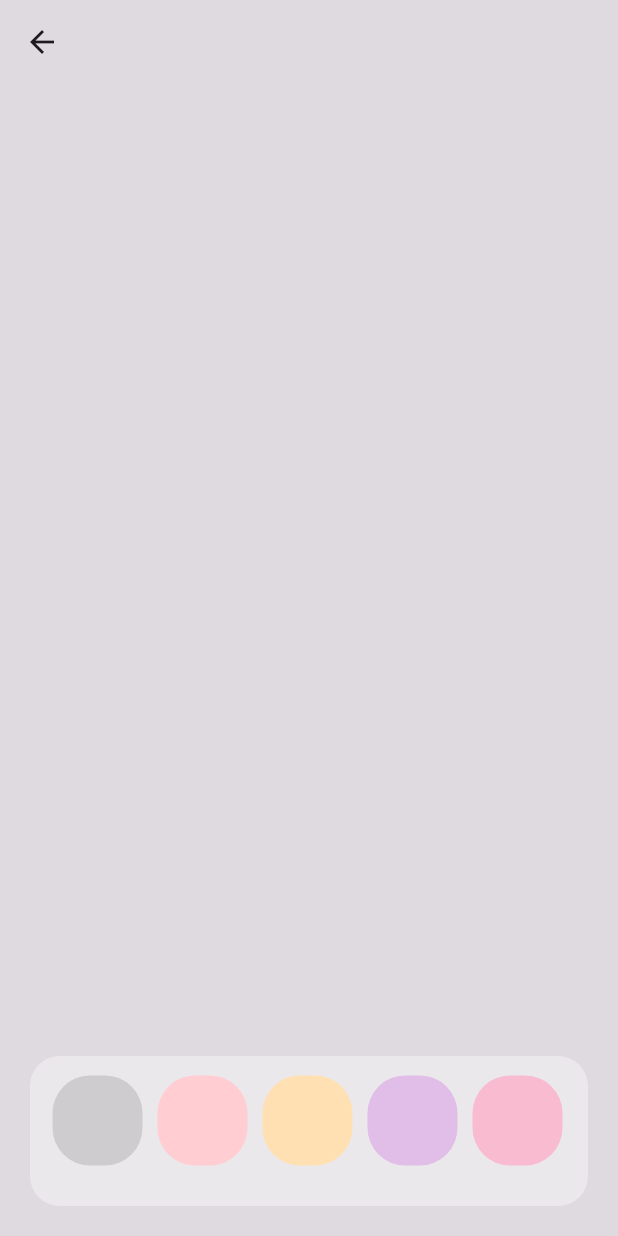
After one commit to SanaAltarabishi/animation, a Flutter app: the BeautifulFlutterEffect screen opened directly, on a phone screen of 412 x 824 dp. The commit adds this screen. Run offline on Flutter 3.47's test engine with Material 3 defaults, Android fonts, the phone set to English and light mode, and no system bars.

Commit message:
change colors background when hover mouse

```diff
--- a/lib/button_animation.dart
+++ b/lib/button_animation.dart
@@ -21,8 +21,7 @@ class ButtonLinearAnimation extends StatelessWidget {
                 ),
               ),
             ),
-
-             MyButtonWidget(
+            MyButtonWidget(
               color: Colors.black,
               child: Text(
                 "Click",
--- a/lib/error_page.dart
+++ b/lib/error_page.dart
@@ -1,4 +1,6 @@
+import 'package:custom_transition/hover_effect.dart';
 import 'package:flutter/material.dart';
+import 'package:provider/provider.dart';
 
 class Flutter404Animation extends StatefulWidget {
   const Flutter404Animation({super.key});
@@ -40,8 +42,11 @@ class _Flutter404AnimationState extends State<Flutter404Animation>
   Widget build(BuildContext context) {
     double height = MediaQuery.sizeOf(context).height;
     return Scaffold(
-      backgroundColor: const Color.fromARGB(255, 116, 46, 128),
-      appBar: AppBar(),
+      backgroundColor:context.watch<ColorPaletteState>().selectedColor.color,
+      // const Color.fromARGB(255, 116, 46, 128),
+      appBar: AppBar(
+        backgroundColor: const Color.fromARGB(255, 116, 46, 128),
+      ),
       body: Stack(
         children: [
           Positioned(
@@ -55,7 +60,7 @@ class _Flutter404AnimationState extends State<Flutter404Animation>
               ),
               builder: (context, child) {
                 return Transform.rotate(
-                  angle:- _animationController.value,
+                  angle: -_animationController.value,
                   alignment: Alignment.bottomCenter,
                   child: child,
                 );
--- /dev/null
+++ b/lib/hover_effect.dart
@@ -0,0 +1,225 @@
+// ignore_for_file: public_member_api_docs, sort_constructors_first
+import 'package:flutter/material.dart';
+import 'package:provider/provider.dart';
+
+class BeautifulFlutterEffect extends StatefulWidget {
+  const BeautifulFlutterEffect({super.key});
+
+  @override
+  State<BeautifulFlutterEffect> createState() => _BeautifulFlutterEffectState();
+}
+
+class _BeautifulFlutterEffectState extends State<BeautifulFlutterEffect> {
+  @override
+  Widget build(BuildContext context) {
+    Size size = MediaQuery.sizeOf(context);
+    final paletteState = Provider.of<ColorPaletteState>(context);
+    return Scaffold(
+      appBar: AppBar(
+        backgroundColor: paletteState.selectedColor.color,
+      ),
+      body: Container(
+        height: size.height,
+        color: paletteState.selectedColor.color,
+        child: Align(
+          alignment: Alignment.bottomCenter,
+          child: Container(
+            padding: const EdgeInsets.all(10),
+            margin: const EdgeInsets.all(20),
+            height: 100,
+            decoration: BoxDecoration(
+              borderRadius: BorderRadius.circular(20),
+              color: Colors.white38,
+            ),
+            child: OverflowBox(
+              maxHeight: 160,
+              minHeight: 80,
+              alignment: Alignment.bottomCenter,
+              child: Stack(
+                children: [
+                  Consumer<ColorPaletteState>(
+                    builder: (context, paletteState, child) {
+                      return Align(
+                        alignment: Alignment.bottomCenter,
+                        child: SingleChildScrollView(
+                          scrollDirection: Axis.horizontal,
+                          child: Row(
+                            children:
+                                paletteState.availableColorPalette.map<Widget>(
+                              (palette) {
+                                return GestureDetector(
+                                  onTap: () {
+                                    paletteState.changeSelectedColor(palette);
+                                  },
+                                  child: MouseRegion(
+                                    onEnter: (event) {
+                                      paletteState.changeHoveredColor(palette);
+                                    },
+                                    onExit: (event) {
+                                      paletteState.changeHoveredColor(null);
+                                    },
+                                    child: SizedBox(
+                                      height: 180,
+                                      child: Column(
+                                        mainAxisAlignment:
+                                            MainAxisAlignment.end,
+                                        children: [
+                                          AnimatedContainer(
+                                            duration: const Duration(
+                                              milliseconds: 350,
+                                            ),
+                                            height: paletteState
+                                                        .hoveredColorPalette ==
+                                                    palette
+                                                ? 95
+                                                : paletteState
+                                                            .hoveredColorPalette ==
+                                                        null
+                                                    ? 60
+                                                    : (paletteState.hoveredColorPalette!
+                                                                    .index ==
+                                                                palette.index -
+                                                                    1 ||
+                                                            paletteState
+                                                                    .hoveredColorPalette!
+                                                                    .index ==
+                                                                palette.index +
+                                                                    1)
+                                                        ? 70
+                                                        : 50,
+                                            width: paletteState
+                                                        .hoveredColorPalette ==
+                                                    palette
+                                                ? 95
+                                                : paletteState
+                                                            .hoveredColorPalette ==
+                                                        null
+                                                    ? 60
+                                                    : (paletteState.hoveredColorPalette!
+                                                                    .index ==
+                                                                palette.index -
+                                                                    1 ||
+                                                            paletteState
+                                                                    .hoveredColorPalette!
+                                                                    .index ==
+                                                                palette.index +
+                                                                    1)
+                                                        ? 60
+                                                        : 50,
+                                            margin: EdgeInsets.symmetric(
+                                              horizontal: paletteState
+                                                          .hoveredColorPalette ==
+                                                      palette
+                                                  ? 15
+                                                  : 5,
+                                              vertical: 5,
+                                            ),
+                                            decoration: BoxDecoration(
+                                              borderRadius:
+                                                  BorderRadius.circular(25),
+                                              color: palette.color,
+                                              border: Border.all(
+                                                color: paletteState
+                                                            .hoveredColorPalette ==
+                                                        palette
+                                                    ? Colors.black38
+                                                    : Colors.transparent,
+                                                width: 3,
+                                              ),
+                                            ),
+                                          ),
+                                          AnimatedContainer(
+                                            duration: const Duration(
+                                              milliseconds: 350,
+                                            ),
+                                            margin: EdgeInsets.only(
+                                              top: paletteState
+                                                          .hoveredColorPalette ==
+                                                      palette
+                                                  ? 40
+                                                  : paletteState
+                                                              .hoveredColorPalette ==
+                                                          null
+                                                      ? 5
+                                                      : (paletteState.hoveredColorPalette!
+                                                                      .index ==
+                                                                  palette.index -
+                                                                      1 ||
+                                                              paletteState
+                                                                      .hoveredColorPalette!
+                                                                      .index ==
+                                                                  palette.index +
+                                                                      1)
+                                                          ? 20
+                                                          : 5,
+                                            ),
+                                            height: 7,
+                                            width: 7,
+                                            decoration: BoxDecoration(
+                                              color: paletteState
+                                                          .hoveredColorPalette ==
+                                                      palette
+                                                  ? Colors.black38
+                                                  : Colors.transparent,
+                                              borderRadius:
+                                                  BorderRadius.circular(20),
+                                            ),
+                                          ),
+                                        ],
+                                      ),
+                                    ),
+                                  ),
+                                );
+                              },
+                            ).toList(),
+                          ),
+                        ),
+                      );
+                    },
+                  ),
+                ],
+              ),
+            ),
+          ),
+        ),
+      ),
+    );
+  }
+}
+
+class ColorPalette {
+  Color color;
+  int index;
+  ColorPalette({
+    required this.color,
+    required this.index,
+  });
+}
+
+class ColorPaletteState extends ChangeNotifier {
+  ColorPalette selectedColor = ColorPalette(color: Colors.black12, index: 0);
+
+  ColorPalette? hoveredColorPalette;
+
+  List<ColorPalette> availableColorPalette = [
+    ColorPalette(color: Colors.black12, index: 0),
+    ColorPalette(color: Colors.red.shade100, index: 1),
+    ColorPalette(color: Colors.orange.shade100, index: 2),
+    ColorPalette(color: Colors.purple.shade100, index: 3),
+    ColorPalette(color: Colors.pink.shade100, index: 4),
+    ColorPalette(color: const Color.fromARGB(255, 207, 162, 162), index: 5),
+    ColorPalette(color: Colors.yellow.shade100, index: 6),
+    ColorPalette(color: Colors.green.shade100, index: 7),
+    ColorPalette(color: Colors.blueGrey.shade100, index: 8),
+  ];
+
+  void changeSelectedColor(ColorPalette palette) {
+    selectedColor = palette;
+    notifyListeners();
+  }
+
+  void changeHoveredColor(ColorPalette? palette) {
+    hoveredColorPalette = palette;
+    notifyListeners();
+  }
+}
--- a/lib/second_page.dart
+++ b/lib/second_page.dart
@@ -3,6 +3,7 @@ import 'package:custom_transition/card_hover.dart';
 import 'package:custom_transition/download_button.dart';
 import 'package:custom_transition/error_page.dart';
 import 'package:custom_transition/hero_animation.dart';
+import 'package:custom_transition/hover_effect.dart';
 import 'package:custom_transition/lamp.dart';
 import 'package:custom_transition/lines_animation.dart';
 import 'package:custom_transition/progressBar_animation_challenge.dart';
@@ -12,6 +13,7 @@ import 'package:custom_transition/search_bar.dart';
 import 'package:custom_transition/sliding_container.dart';
 import 'package:custom_transition/stagger_animation.dart';
 import 'package:flutter/material.dart';
+import 'package:provider/provider.dart';
 
 class SecondPage extends StatelessWidget {
   const SecondPage({super.key});
@@ -24,7 +26,20 @@ class SecondPage extends StatelessWidget {
   Widget build(BuildContext context) {
     return Scaffold(
       appBar: AppBar(
-        backgroundColor: Colors.white,
+        centerTitle: true,
+        title: const Text(
+          'Animations',
+          style: TextStyle(
+            fontWeight: FontWeight.bold,
+            shadows: [
+              BoxShadow(
+                color: Color.fromARGB(255, 24, 83, 112),
+                offset: Offset(-2, 2),
+              ),
+            ],
+          ),
+        ),
+        backgroundColor: Colors.blueGrey,
       ),
       body: Column(
         children: [
@@ -160,7 +175,7 @@ class SecondPage extends StatelessWidget {
                     },
                     icon: const Icon(Icons.search),
                   ),
-                    IconButton(
+                  IconButton(
                     onPressed: () {
                       Navigator.push(
                         context,
@@ -170,6 +185,20 @@ class SecondPage extends StatelessWidget {
                       );
                     },
                     icon: const Icon(Icons.radio_button_checked),
+                  ),
+                  IconButton(
+                    onPressed: () {
+                      Navigator.push(
+                        context,
+                        MaterialPageRoute(
+                          builder: (context) => ChangeNotifierProvider(
+                            create: (context) => ColorPaletteState(),
+                            child: const BeautifulFlutterEffect(),
+                          ),
+                        ),
+                      );
+                    },
+                    icon: const Icon(Icons.color_lens),
                   ),
                 ],
               ),
```
